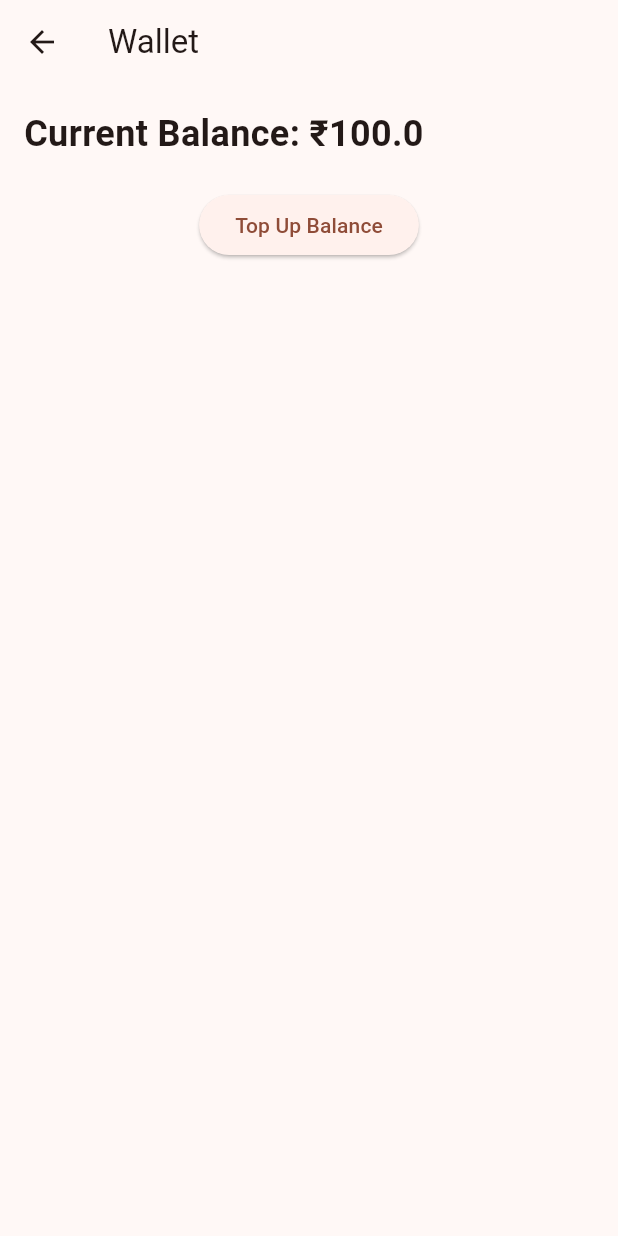
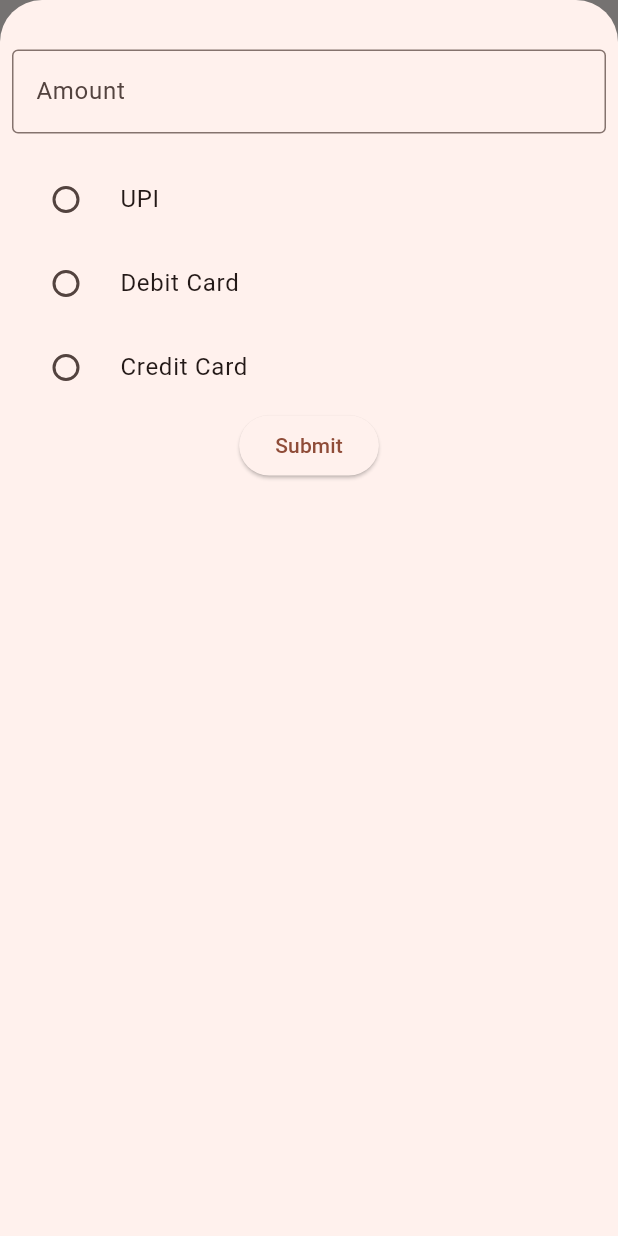
Before and after one commit to Rajesh3009/bookit, a Flutter app: the WalletPage screen opened directly, after a tap on "Top Up Balance", on a phone screen of 412 x 824 dp. Run offline on Flutter 3.47's test engine with Material 3 defaults, Android fonts, the phone set to English and light mode, and no system bars; our stand-ins replace cached_network_image, cloud_firestore, firebase_auth, firebase_core, firebase_crashlytics, firebase_storage and 1 more; accounts and stored records are empty; generated files the repository leaves out were written again; network calls fail.

Commit message:
Enhances wallet functionality and user experience
Adds wallet balance initialization from Firestore during user login
Implements a top-up feature with payment options integrated into the wallet page

Updates APK build settings and release artifact paths for better deployment
Increments project version to 0.1.9+9

Relates to user wallet management improvements

```diff
--- a/lib/providers/wallet_provider.dart
+++ b/lib/providers/wallet_provider.dart
@@ -1,10 +1,21 @@
-
+import 'package:cloud_firestore/cloud_firestore.dart';
+import 'package:firebase_auth/firebase_auth.dart';
 import 'package:flutter_riverpod/flutter_riverpod.dart';
 
 class WalletNotifier extends StateNotifier<double> {
   WalletNotifier(super.state) {
-    state = 100.0;
+    _load();
+  }
+
+  _load() async {
+    state = await FirebaseFirestore.instance
+            .collection('users')
+            .doc(FirebaseAuth.instance.currentUser!.uid)
+            .get()
+            .then((doc) => state = doc.data()!['wallet']) ??
+        0;
   }
 }
+
 final walletProvider =
     StateNotifierProvider<WalletNotifier, double>((ref) => WalletNotifier(0.0));
--- a/lib/screens/signup_screen.dart
+++ b/lib/screens/signup_screen.dart
@@ -41,6 +41,7 @@ class _SignupScreenState extends State<SignupScreen> {
             .set({
           'username': _nameController.text.trim(),
           'email': _emailController.text.trim(),
+          'wallet': 0,
           'createdAt': FieldValue.serverTimestamp(),
         });
 
--- a/lib/screens/wallet_page.dart
+++ b/lib/screens/wallet_page.dart
@@ -12,29 +12,96 @@ class WalletPage extends ConsumerWidget {
       appBar: AppBar(
         title: const Text('Wallet'),
       ),
-      body: Padding(
+      body: SafeArea(
+        child: SingleChildScrollView(
+          child: Padding(
             padding: const EdgeInsets.all(16.0),
             child: Column(
               crossAxisAlignment: CrossAxisAlignment.start,
               children: [
                 Text(
-              'Current Balance: ₹$walletBalance', // Example balance
-              style: TextStyle(fontSize: 24, fontWeight: FontWeight.bold),
+                  'Current Balance: ₹$walletBalance',
+                  style: const TextStyle(
+                      fontSize: 24, fontWeight: FontWeight.bold),
                 ),
                 const SizedBox(height: 20),
                 Center(
                   child: ElevatedButton(
                     onPressed: () {
-                  // Add top-up logic here
+                      _showBottomSheet(context);
                     },
                     child: const Text('Top Up Balance'),
                   ),
                 ),
                 const SizedBox(height: 20),
-            // Additional wallet features can be added here
               ],
+            ),
+          ),
         ),
       ),
     );
   }
+
+  _showBottomSheet(BuildContext context) {
+    String? selectedPaymentOption;
+    return showModalBottomSheet(
+      isScrollControlled: true,
+      context: context,
+      builder: (BuildContext context) {
+        return Padding(
+          padding: const EdgeInsets.all(8.0),
+          child: Column(
+            mainAxisSize: MainAxisSize.max,
+            children: [
+              SizedBox(height: 25),
+              TextField(
+                decoration: const InputDecoration(
+                  labelText: 'Amount',
+                  border: OutlineInputBorder(),
+                  focusedBorder: OutlineInputBorder(),
+                ),
+              ),
+              const SizedBox(height: 16),
+              RadioListTile(
+                title: const Text('UPI'),
+                value: 'upi',
+                groupValue: selectedPaymentOption,
+                onChanged: (value) {
+                  selectedPaymentOption = value;
+                },
+              ),
+              RadioListTile(
+                title: const Text('Debit Card'),
+                value: 'debit',
+                groupValue: selectedPaymentOption,
+                onChanged: (value) {
+                  selectedPaymentOption = value;
+                },
+              ),
+              RadioListTile(
+                title: const Text('Credit Card'),
+                value: 'credit',
+                groupValue: selectedPaymentOption,
+                onChanged: (value) {
+                  selectedPaymentOption = value;
+                },
+              ),
+              ElevatedButton(
+                onPressed: () {
+                  if (selectedPaymentOption != null) {
+                    // Handle selected payment option
+                    Navigator.pop(context); // Close the bottom sheet
+                  } else {
+                    // Display an error message or handle the case where no option is selected
+
                   }
+                },
+                child: const Text('Submit'),
+              ),
+            ],
+          ),
+        );
+      },
+    );
+  }
+}
--- a/pubspec.yaml
+++ b/pubspec.yaml
@@ -1,7 +1,7 @@
 name: bookit
 description: "A new Flutter project."
 publish_to: "none"
-version: 0.1.8+8
+version: 0.1.9+9
 
 environment:
   sdk: ">=3.0.0 <4.0.0"
```
Also changed, not shown: 1 other file. Lines whose indentation alone changed are shown as unchanged.
